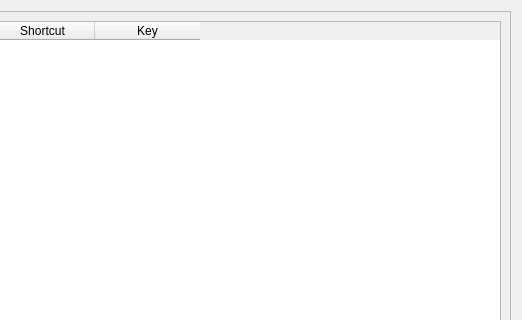
Before: the Qt Designer form src/forms/propertiesdialog.ui in lxqt/qterminal, drawn with Qt 5; both pictures show x 224 to 746 and y 0 to 320 of the 746 by 634 pixel window.
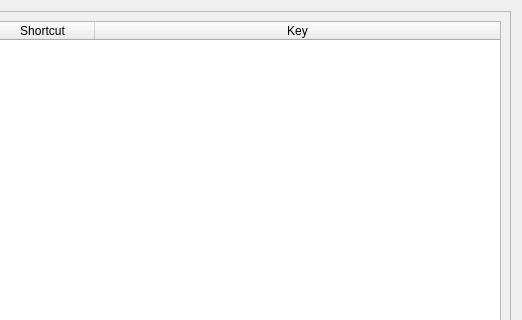
After: the same form once the commit is applied. The open tabs and pages were chosen to show the change.

Commit message:
Add common shortcuts for switching tabs (#275)
* Add helper function for setting up an action

* Allow an action to have multiple shortcuts

* Add common shortcuts for switching tabs

```diff
--- a/src/forms/propertiesdialog.ui
+++ b/src/forms/propertiesdialog.ui
@@ -518,6 +518,9 @@
          <attribute name="horizontalHeaderDefaultSectionSize">
           <number>105</number>
          </attribute>
+         <attribute name="horizontalHeaderStretchLastSection">
+          <bool>true</bool>
+         </attribute>
          <attribute name="verticalHeaderVisible">
           <bool>false</bool>
          </attribute>
```
The commit also changes 5 other files.
